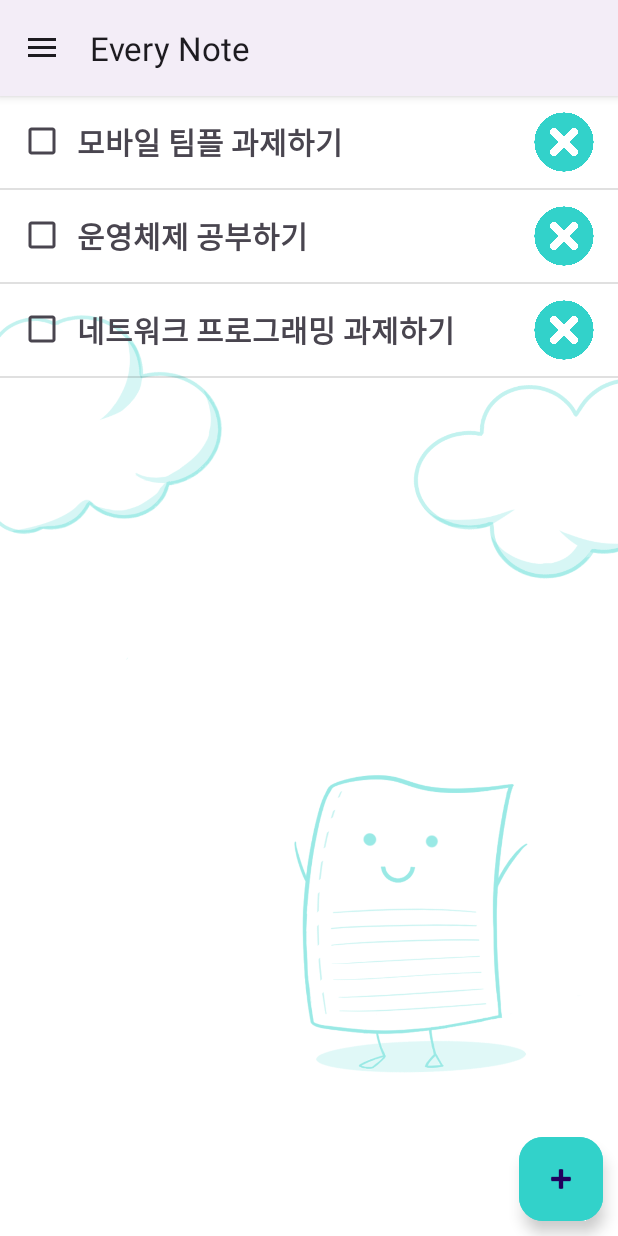
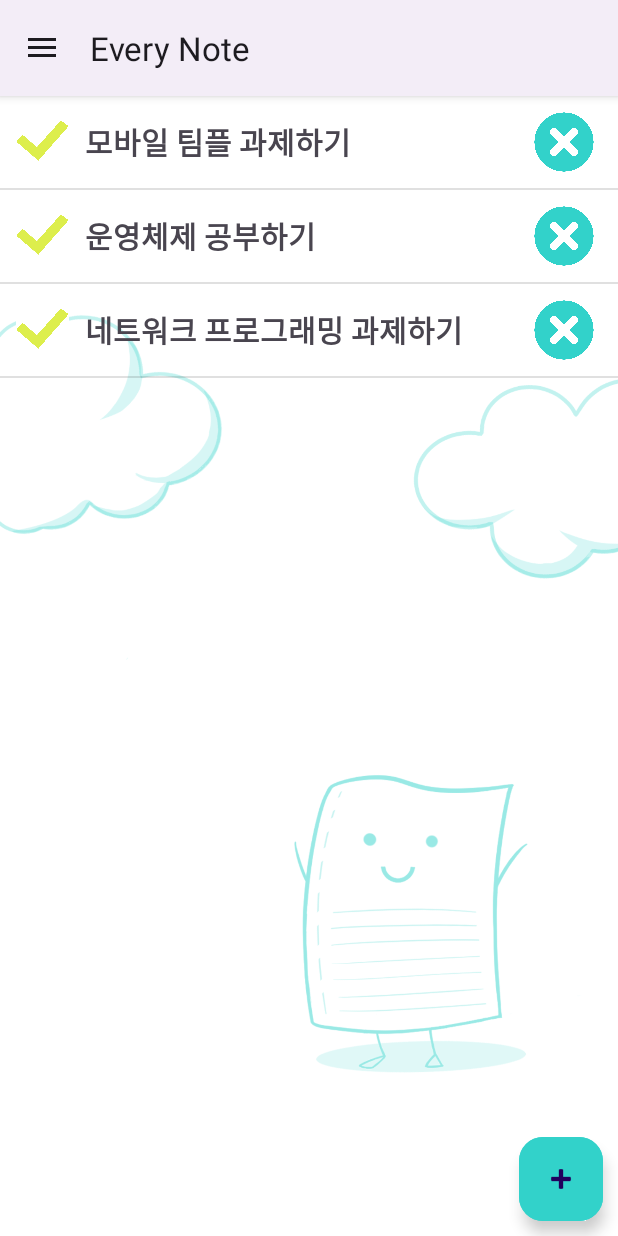
Before and after one commit to ydg0724/MobileTeamProject, an Android app: the screen it shows after launch (MainActivity), on a phone screen of 412 x 824 dp. Run offline under Robolectric (Android 15) with nearby library versions, the phone set to English and light mode, and no system bars.

Commit message:
todo layout

```diff
--- a/app/src/main/res/layout/todo_main.xml
+++ b/app/src/main/res/layout/todo_main.xml
@@ -5,11 +5,12 @@
     android:orientation="horizontal"
     android:padding="5dp"
     android:layout_margin="5dp">
-    <CheckBox
+    <ImageView
         android:layout_width="35dp"
         android:layout_height="35dp"
-        android:id="@+id/todo_check"
-        android:layout_gravity="center_vertical"/>
+        android:src="@drawable/check_mark"
+        android:layout_gravity="center_vertical"
+        android:layout_marginRight="5dp"/>
     <TextView
         android:layout_width="match_parent"
         android:layout_height="wrap_content"
```
